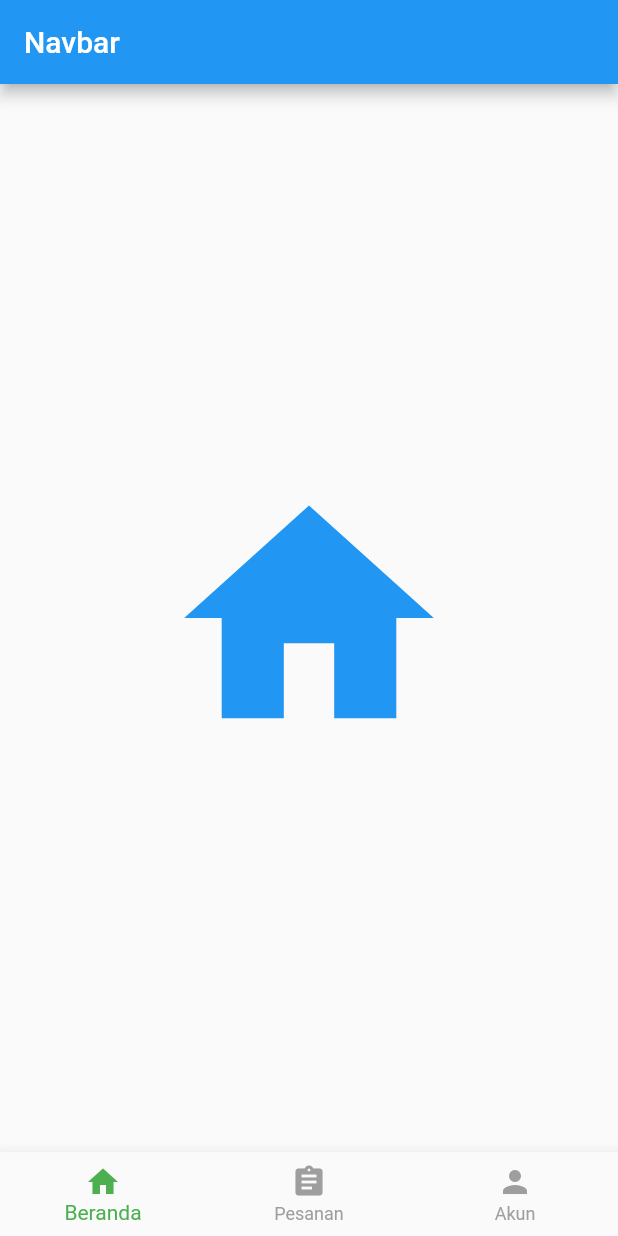
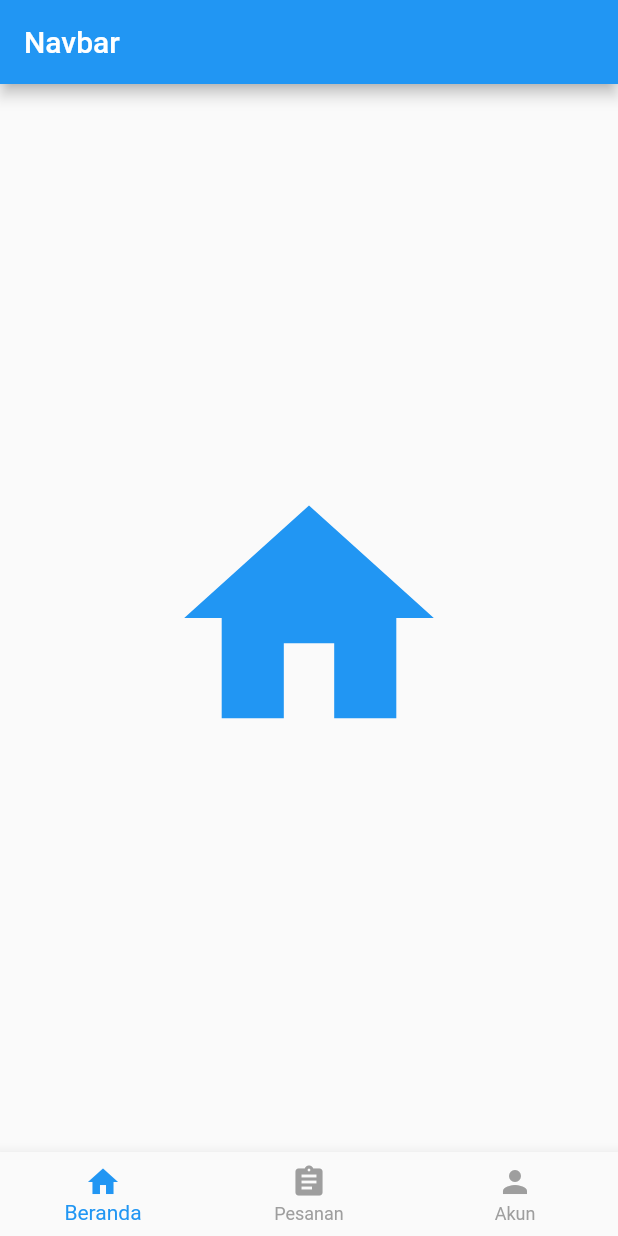
Before and after one commit to agus-stwn/pra_uts, a Flutter app: the screen it shows after launch, on a phone screen of 412 x 824 dp. Run offline on Flutter 3.47's test engine with Material 2 defaults, Android fonts, the phone set to English and light mode, and no system bars.

```diff
--- a/lib/main.dart
+++ b/lib/main.dart
@@ -56,7 +56,7 @@ class _BelajarNavBarState extends State<BelajarNavBar> {
           ),
         ],
         currentIndex: _selectedNavbar,
-        selectedItemColor: Colors.green,
+        selectedItemColor: Colors.blue,
         unselectedItemColor: Colors.grey,
         showUnselectedLabels: true,
         onTap: _changeSelectedNavBar,
```
Also changed, not shown: 1 other file.
